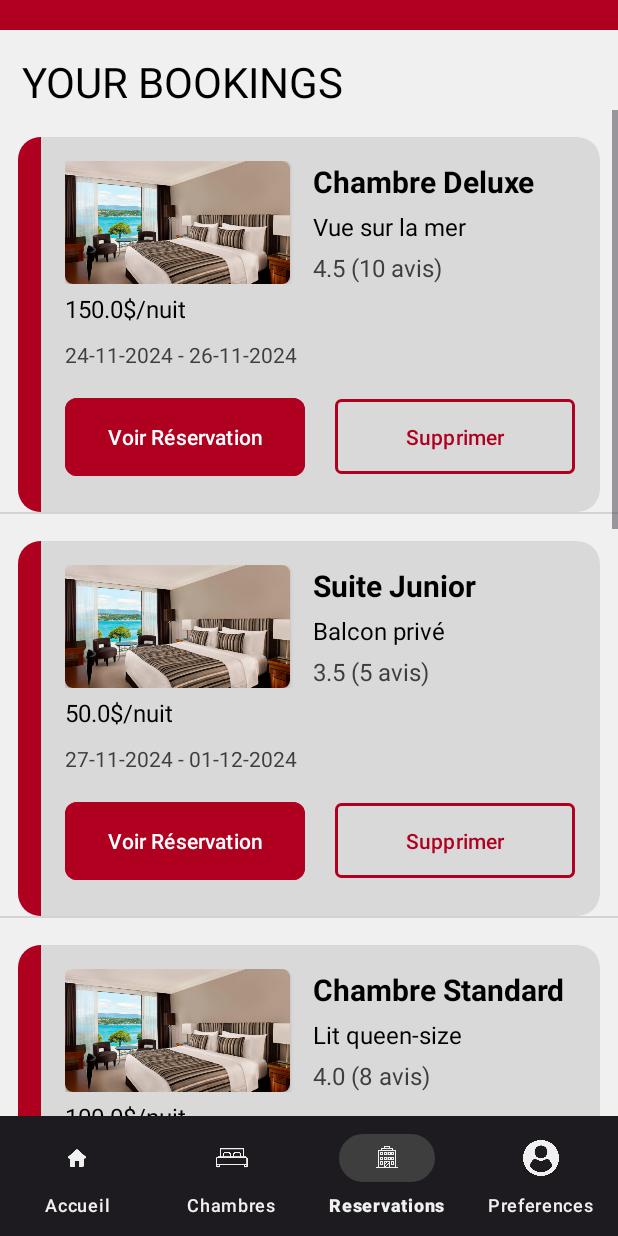
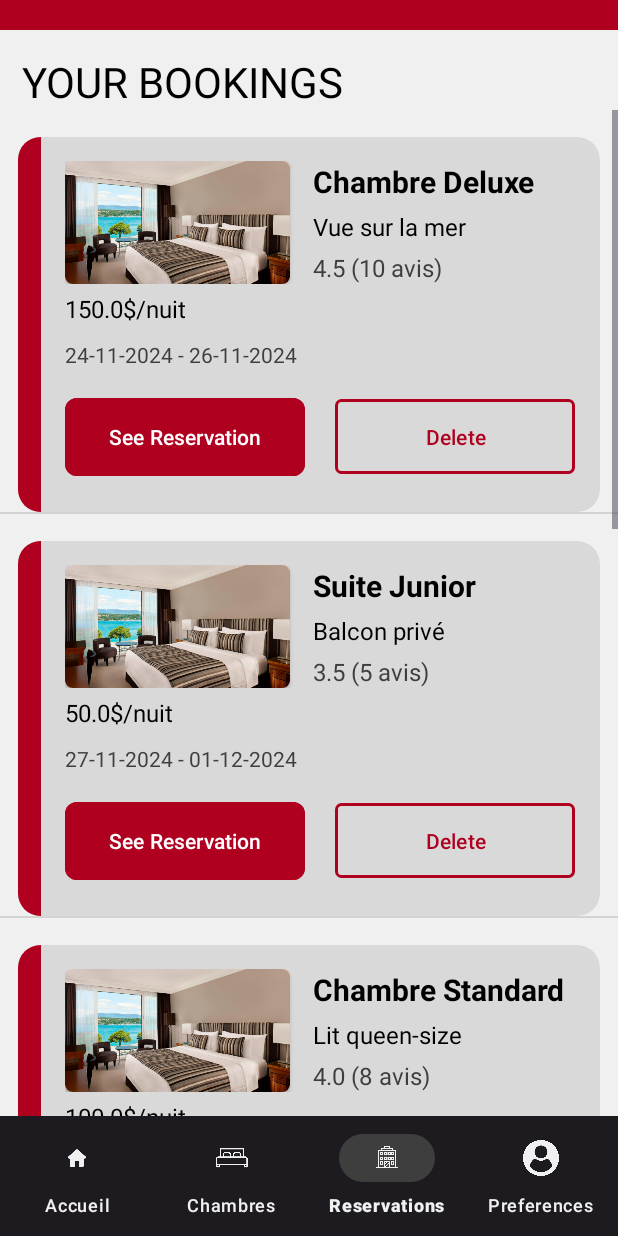
Before and after one commit to ben4ali/easystay-app-mobile, an Android app: the ListeReservationsVue screen opened through its navigation route, on a phone screen of 412 x 824 dp. Run offline under Robolectric (Android 15) with nearby library versions, the phone set to English and light mode, and no system bars; our stand-ins replace navigation-ui.

Commit message:
Internalisation du fragment reservation

```diff
--- a/EasyStayApp/app/src/main/res/layout/item_reservation.xml
+++ b/EasyStayApp/app/src/main/res/layout/item_reservation.xml
@@ -121,7 +121,7 @@
                     android:layout_marginRight="10dp"
                     android:alpha="1"
                     android:backgroundTint="@color/colorPrimary"
-                    android:text="Voir Réservation"
+                    android:text="@string/voir_r_servation"
                     android:textColor="#FFFFFF"
                     app:cornerRadius="8dp" />
 
@@ -132,7 +132,7 @@
                     android:layout_marginLeft="10dp"
                     android:background="#00FFFFFF"
                     android:foreground="@drawable/bordure_boutton"
-                    android:text="Supprimer"
+                    android:text="@string/supprimer"
                     android:textColor="@color/colorPrimary"
                     app:cornerRadius="15dp"
                     app:strokeColor="@color/colorPrimary"
--- a/EasyStayApp/app/src/main/res/values/strings.xml
+++ b/EasyStayApp/app/src/main/res/values/strings.xml
@@ -38,4 +38,6 @@
     <string name="edit_surname">edit surname</string>
     <string name="edit_name">edit name</string>
     <string name="edit_image">edit image</string>
+    <string name="supprimer">Delete</string>
+    <string name="voir_r_servation">See Reservation</string>
 </resources>
```
Also changed, not shown: 1 other file.
